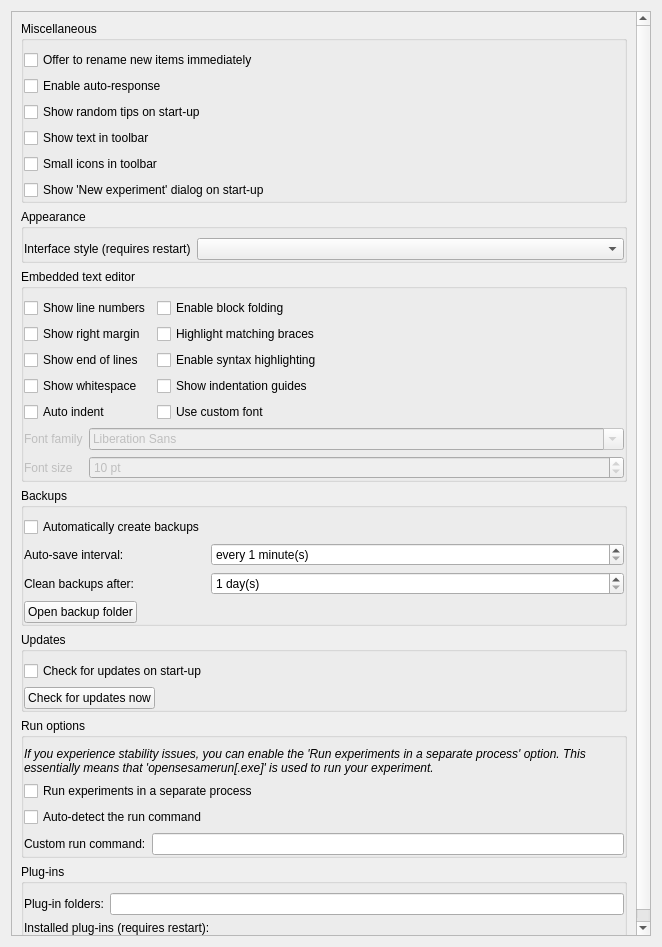
Old version of the form resources/ui/preferences_widget.ui in the repository open-cogsci/OpenSesame.
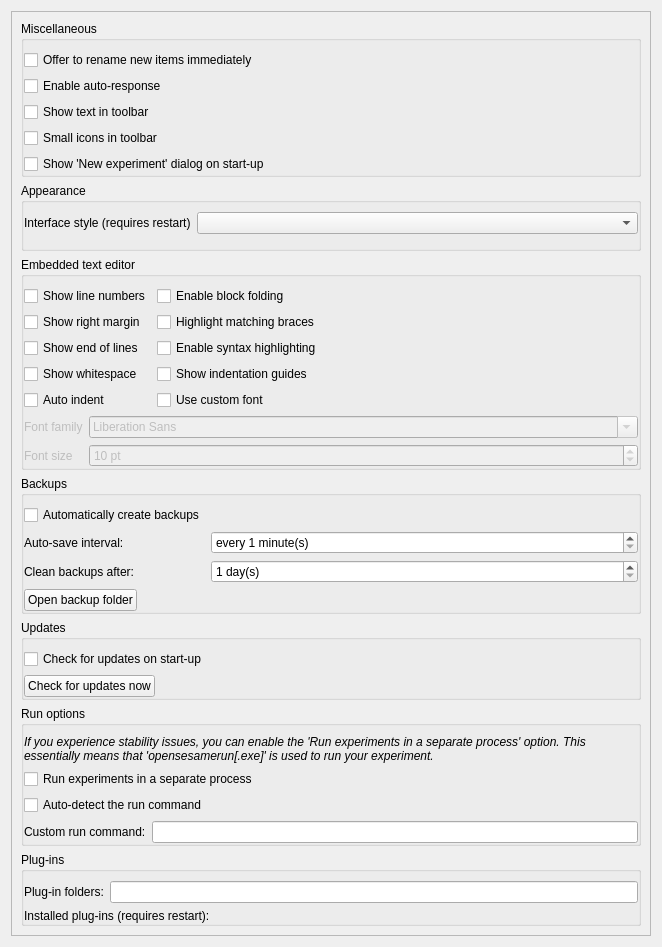
New version of the form. Icons and pictures are not drawn.

Commit message: Retire tip dialog

Diff of the .ui file:
```diff
--- a/resources/ui/preferences_widget.ui
+++ b/resources/ui/preferences_widget.ui
@@ -25,7 +25,7 @@
         <x>0</x>
         <y>0</y>
         <width>629</width>
-        <height>981</height>
+        <height>953</height>
        </rect>
       </property>
       <layout class="QVBoxLayout" name="verticalLayout_2">
@@ -41,6 +41,9 @@
           <string>Miscellaneous</string>
          </property>
          <layout class="QFormLayout" name="formLayout_3">
+          <property name="fieldGrowthPolicy">
+           <enum>QFormLayout::AllNonFixedFieldsGrow</enum>
+          </property>
           <property name="leftMargin">
            <number>0</number>
           </property>
@@ -65,33 +68,26 @@
            </widget>
           </item>
           <item row="2" column="0">
-           <widget class="QCheckBox" name="checkbox_show_random_tips">
-            <property name="text">
-             <string>Show random tips on start-up</string>
-            </property>
-           </widget>
-          </item>
-          <item row="3" column="0">
            <widget class="QCheckBox" name="checkbox_toolbar_text">
             <property name="text">
              <string>Show text in toolbar</string>
             </property>
            </widget>
           </item>
-          <item row="5" column="0">
-           <widget class="QCheckBox" name="checkbox_new_experiment_dialog">
-            <property name="text">
-             <string>Show 'New experiment' dialog on start-up</string>
-            </property>
-           </widget>
-          </item>
-          <item row="4" column="0">
+          <item row="3" column="0">
            <widget class="QCheckBox" name="checkbox_small_toolbar">
             <property name="text">
              <string>Small icons in toolbar</string>
             </property>
            </widget>
           </item>
+          <item row="4" column="0">
+           <widget class="QCheckBox" name="checkbox_new_experiment_dialog">
+            <property name="text">
+             <string>Show 'New experiment' dialog on start-up</string>
+            </property>
+           </widget>
+          </item>
          </layout>
         </widget>
        </item>
```
The commit also changes 7 other files.
